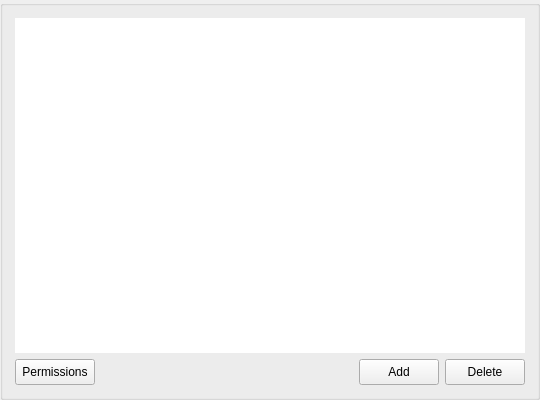
The window that src/MEGASync/gui/ui/RemoteItemUi.ui (meganz/MEGAsync) describes before a commit, drawn with Qt 5.
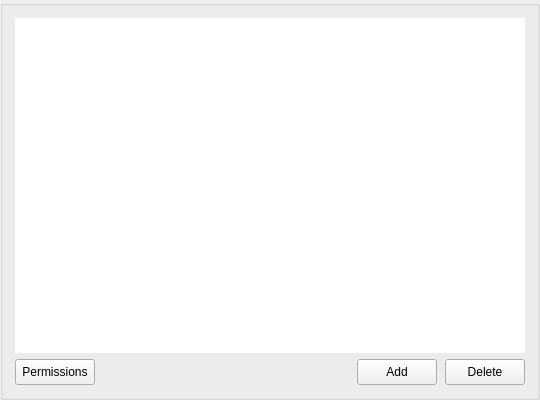
The same window after the commit. Icons and pictures are not drawn.

The edit to the form file:
```diff
--- a/src/MEGASync/gui/ui/RemoteItemUi.ui
+++ b/src/MEGASync/gui/ui/RemoteItemUi.ui
@@ -111,6 +111,9 @@
       <item>
        <widget class="QWidget" name="wControlButtons" native="true">
         <layout class="QHBoxLayout" name="horizontalLayout_6">
+         <property name="spacing">
+          <number>8</number>
+         </property>
          <property name="leftMargin">
           <number>0</number>
          </property>
```
